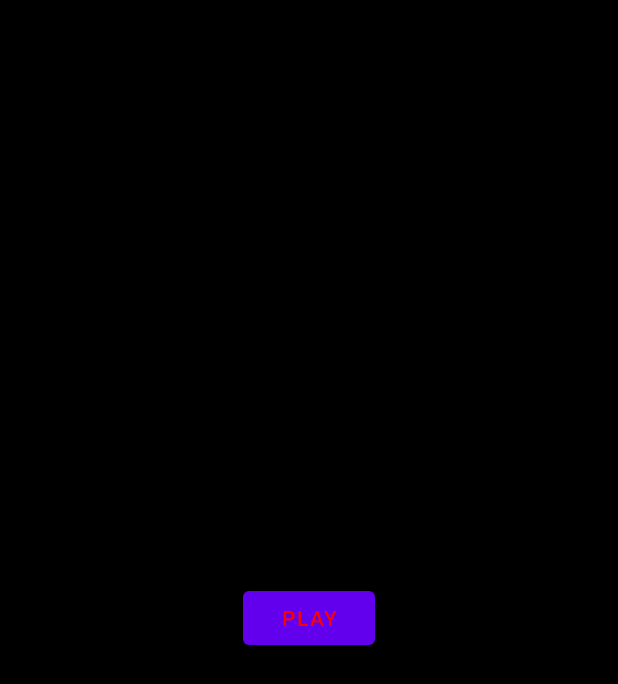
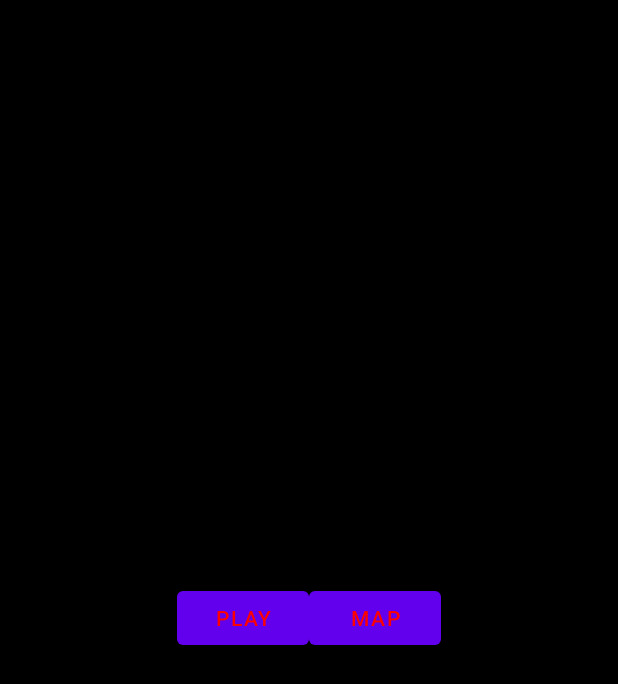
Before and after one commit to 2fat2furious/android, an Android app: the screen it shows after launch (MainActivity), on a phone screen of 412 x 824 dp. Shown: the top 684 px of the screen. Run offline under Robolectric (Android 15) with nearby library versions, the phone set to English and light mode, and no system bars.

```diff
--- a/app/build.gradle
+++ b/app/build.gradle
@@ -38,4 +38,7 @@ dependencies {
     testImplementation 'junit:junit:4.+'
     androidTestImplementation 'androidx.test.ext:junit:1.1.1'
     androidTestImplementation 'androidx.test.espresso:espresso-core:3.2.0'
+    implementation 'org.osmdroid:osmdroid-android:6.1.8'
+    implementation("com.google.android.material:material:1.1.0")
+    implementation 'org.slf4j:slf4j-android:1.7.12'
 }
--- a/app/src/main/java/com/example/wordplay/LetterAdapter.java
+++ b/app/src/main/java/com/example/wordplay/LetterAdapter.java
@@ -7,8 +7,6 @@ import android.view.View;
 import android.view.ViewGroup;
 import android.widget.BaseAdapter;
 import android.widget.Button;
-
-import java.util.Locale;
 
 public class LetterAdapter extends BaseAdapter {
 
--- a/app/src/main/java/com/example/wordplay/MainActivity.java
+++ b/app/src/main/java/com/example/wordplay/MainActivity.java
@@ -1,27 +1,10 @@
 package com.example.wordplay;
 
-import android.app.Activity;
 import android.content.Intent;
-import android.content.res.Resources;
 import android.os.Bundle;
-
-import com.google.android.material.floatingactionbutton.FloatingActionButton;
-import com.google.android.material.snackbar.Snackbar;
-
 import androidx.appcompat.app.AppCompatActivity;
-import androidx.appcompat.widget.Toolbar;
-
 import android.view.View;
-
-import android.view.Menu;
-import android.view.MenuItem;
 import android.widget.Button;
-import android.widget.GridView;
-import android.widget.ImageView;
-import android.widget.LinearLayout;
-import android.widget.TextView;
-
-import java.util.Random;
 
 public class MainActivity extends AppCompatActivity implements View.OnClickListener{
 
@@ -30,8 +13,11 @@ public class MainActivity extends AppCompatActivity implements View.OnClickListe
         super.onCreate(savedInstanceState);
         setContentView(R.layout.activity_main);
 
-        Button playBtn = (Button)findViewById(R.id.playBtn);
+        Button playBtn = findViewById(R.id.playBtn);
         playBtn.setOnClickListener(this);
+
+        Button mapBtn = findViewById(R.id.mapBtn);
+        mapBtn.setOnClickListener(this);
     }
 
     @Override
@@ -40,5 +26,9 @@ public class MainActivity extends AppCompatActivity implements View.OnClickListe
             Intent playIntent = new Intent(this, GameActivity.class);
             this.startActivity(playIntent);
         }
+        if (v.getId() == R.id.mapBtn) {
+            Intent playIntent = new Intent(this, MapActivity.class);
+            this.startActivity(playIntent);
+        }
     }
 }
--- a/app/src/main/java/com/example/wordplay/database/Word.java
+++ b/app/src/main/java/com/example/wordplay/database/Word.java
@@ -1,6 +1,4 @@
 package com.example.wordplay.database;
-
-import java.util.UUID;
 
 public class Word {
     private String language;
--- a/app/src/main/java/com/example/wordplay/database/WordLab.java
+++ b/app/src/main/java/com/example/wordplay/database/WordLab.java
@@ -2,11 +2,8 @@ package com.example.wordplay.database;
 
 import android.content.ContentValues;
 import android.content.Context;
-import android.content.res.Resources;
 import android.database.Cursor;
 import android.database.sqlite.SQLiteDatabase;
-
-import com.example.wordplay.R;
 
 public class WordLab {
 
--- a/app/src/main/res/layout/activity_main.xml
+++ b/app/src/main/res/layout/activity_main.xml
@@ -7,12 +7,28 @@
     tools:context=".MainActivity"
     android:background="#FF000000">
 
-    <Button
-        android:id="@+id/playBtn"
+<LinearLayout
+    android:layout_width="wrap_content"
+    android:layout_height="wrap_content"
+    android:layout_centerInParent="true" >
+
+    <RelativeLayout
         android:layout_width="wrap_content"
-        android:layout_height="wrap_content"
-        android:layout_centerInParent="true"
-        android:text="@string/play"
-        android:textColor="#FFFF0000" />
+        android:layout_height="wrap_content">
 
+        <Button android:id="@+id/playBtn"
+            android:layout_width="wrap_content"
+            android:layout_height="wrap_content"
+            android:text="@string/play"
+            android:textColor="#FFFF0000"/>
+
+        <Button android:id="@+id/mapBtn"
+            android:layout_width="wrap_content"
+            android:layout_height="wrap_content"
+            android:text="@string/map"
+            android:textColor="#FFFF0000"
+            android:layout_toRightOf="@id/playBtn"
+            android:layout_toEndOf="@id/playBtn"/>
+    </RelativeLayout>
+</LinearLayout>
 </RelativeLayout>
--- a/app/src/main/res/values/strings.xml
+++ b/app/src/main/res/values/strings.xml
@@ -14,4 +14,5 @@
     <string name="alas">Alas</string>
     <string name="lose">You lose!\n\nIt was envisioned:\n\n</string>
     <string name="play">Play</string>
+    <string name="map">Map</string>
 </resources>
```
Also changed, not shown: app/src/main/AndroidManifest.xml (+15 -2 lines), app/src/main/java/com/example/wordplay/GameActivity.java (+2 -6 lines), app/src/main/java/com/example/wordplay/MapActivity.java (added, +144 -0 lines), app/src/main/res/layout/activity_map.xml (added, +27 -0 lines), 1 other file.
